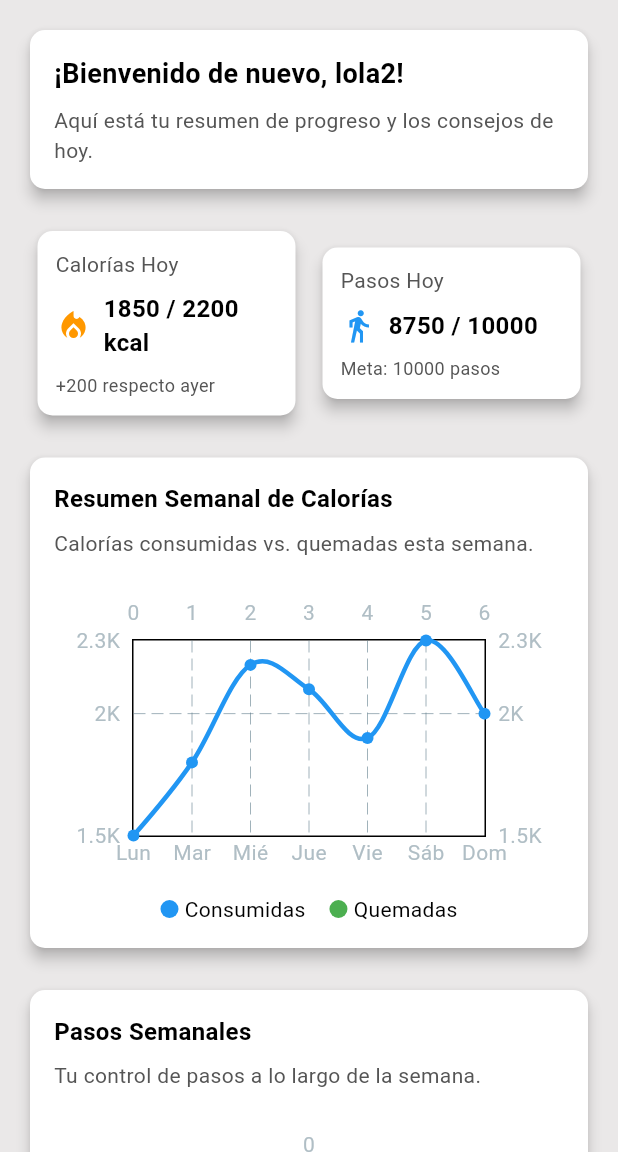
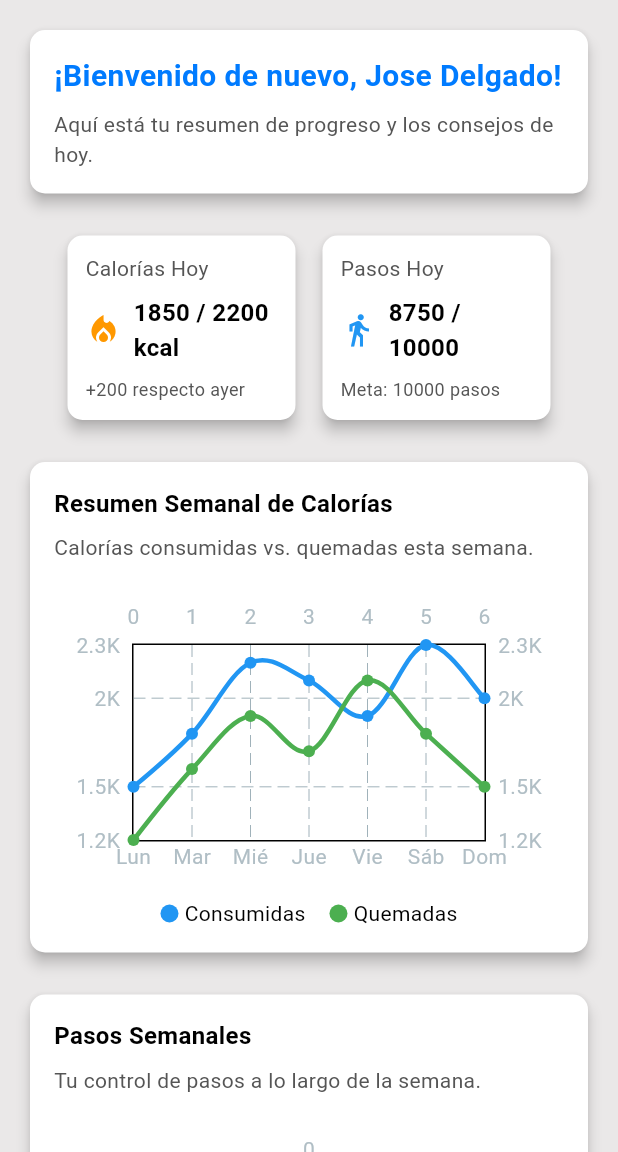
Before and after one commit to DevEfrenCruz/GymBrot, a Flutter app: the screen it shows after launch, on a phone screen of 412 x 824 dp, the part 84-1236 px from its top. Run offline on Flutter 3.47's test engine with Material 3 defaults, Android fonts, the phone set to English and light mode, and no system bars; drawn by our look-alikes of fl_chart.

Commit message:
se corrige y se agrega datos simulados

```diff
--- a/lib/controllers/data_controller.dart
+++ b/lib/controllers/data_controller.dart
@@ -40,7 +40,7 @@ class DataController with ChangeNotifier {
       ];
 
       _userData = DataModel(
-        userName: 'lola2',
+        userName: 'Jose Delgado',
         todayCalories: 1850,
         dailyCalorieGoal: 2200,
         todaySteps: 8750,
--- a/lib/views/home_screen.dart
+++ b/lib/views/home_screen.dart
@@ -97,7 +97,7 @@ class HomeScreen extends StatelessWidget {
             ),
           ),
           _buildDrawerItem(Icons.home, 'Inicio', () => Navigator.pop(context)),
-          _buildDrawerItem(Icons.fitness_center, 'Ejercicios', () {}),
+          _buildDrawerItem(Icons.fitness_center, 'Mis Rutinas', () {}),
           _buildDrawerItem(Icons.restaurant, 'Nutrición', () {}),
           _buildDrawerItem(Icons.emoji_events, 'Desafíos', () {}),
           _buildDrawerItem(Icons.person, 'Perfil', () {}),
@@ -108,7 +108,7 @@ class HomeScreen extends StatelessWidget {
 
   Widget _buildDrawerItem(IconData icon, String title, VoidCallback onTap) {
     return ListTile(
-      leading: Icon(icon, color: primaryColor),
+      leading: Icon(icon, color: successColor),
       title: Text(title, style: const TextStyle(color: primaryTextColor)),
       onTap: onTap,
     );
@@ -128,9 +128,9 @@ class HomeScreen extends StatelessWidget {
           children: [
             Text('¡Bienvenido de nuevo, ${userName ?? 'Usuario'}!',
               style: const TextStyle(
-                fontSize: 18,
+                fontSize: 20,
                 fontWeight: FontWeight.bold,
-                color: primaryTextColor)),
+                color: primaryColor)),
             const SizedBox(height: 8),
             const Text('Aquí está tu resumen de progreso y los consejos de hoy.',
               style: TextStyle(color: secondaryTextColor)),
@@ -145,20 +145,28 @@ class HomeScreen extends StatelessWidget {
     scrollDirection: Axis.horizontal,
     child: Row(
       children: [
-          _buildProgressCard(
+        SizedBox(
+          width: 160, // Ancho reducido
+          child: _buildProgressCard(
             'Calorías Hoy',
             '${userData.todayCalories ?? 0} / ${userData.dailyCalorieGoal ?? 2200} kcal',
             '+200 respecto ayer',
             Icons.local_fire_department,
             Colors.orange,
+
+          ),
         ),
         const SizedBox(width: 10),
-          _buildProgressCard(
+        SizedBox(
+          width: 160, // Mismo ancho reducido
+          child: _buildProgressCard(
             'Pasos Hoy',
             '${userData.todaySteps ?? 0} / ${userData.dailyStepGoal ?? 10000}',
             'Meta: ${userData.dailyStepGoal ?? 10000} pasos',
             Icons.directions_walk,
             Colors.blue,
+
+          ),
         ),
       ],
     ),
@@ -221,14 +229,19 @@ class HomeScreen extends StatelessWidget {
       child: Column(
         crossAxisAlignment: CrossAxisAlignment.start,
         children: [
-            const Text('Resumen Semanal de Calorías',
+          const Text(
+            'Resumen Semanal de Calorías',
             style: TextStyle(
               fontWeight: FontWeight.bold,
               fontSize: 16,
-                color: primaryTextColor)),
+              color: primaryTextColor,
+            ),
+          ),
           const SizedBox(height: 8),
-            const Text('Calorías consumidas vs. quemadas esta semana.',
-              style: TextStyle(color: secondaryTextColor)),
+          const Text(
+            'Calorías consumidas vs. quemadas esta semana.',
+            style: TextStyle(color: secondaryTextColor),
+          ),
           const SizedBox(height: 16),
           Container(
             height: 200,
@@ -248,6 +261,7 @@ class HomeScreen extends StatelessWidget {
                   ),
                 ),
                 lineBarsData: [
+                  // Línea de calorías CONSUMIDAS (azul)
                   LineChartBarData(
                     spots: const [
                       FlSpot(0, 1500),
@@ -260,6 +274,22 @@ class HomeScreen extends StatelessWidget {
                     ],
                     isCurved: true,
                     color: Colors.blue,
+                    barWidth: 3,
+                    belowBarData: BarAreaData(show: false),
+                  ),
+                  // Línea de calorías QUEMADAS (verde) - Datos simulados
+                  LineChartBarData(
+                    spots: const [
+                      FlSpot(0, 1200),
+                      FlSpot(1, 1600),
+                      FlSpot(2, 1900),
+                      FlSpot(3, 1700),
+                      FlSpot(4, 2100),
+                      FlSpot(5, 1800),
+                      FlSpot(6, 1500),
+                    ],
+                    isCurved: true,
+                    color: Colors.green,
                     barWidth: 3,
                     belowBarData: BarAreaData(show: false),
                   ),
```
Lines whose indentation alone changed are shown as unchanged.
